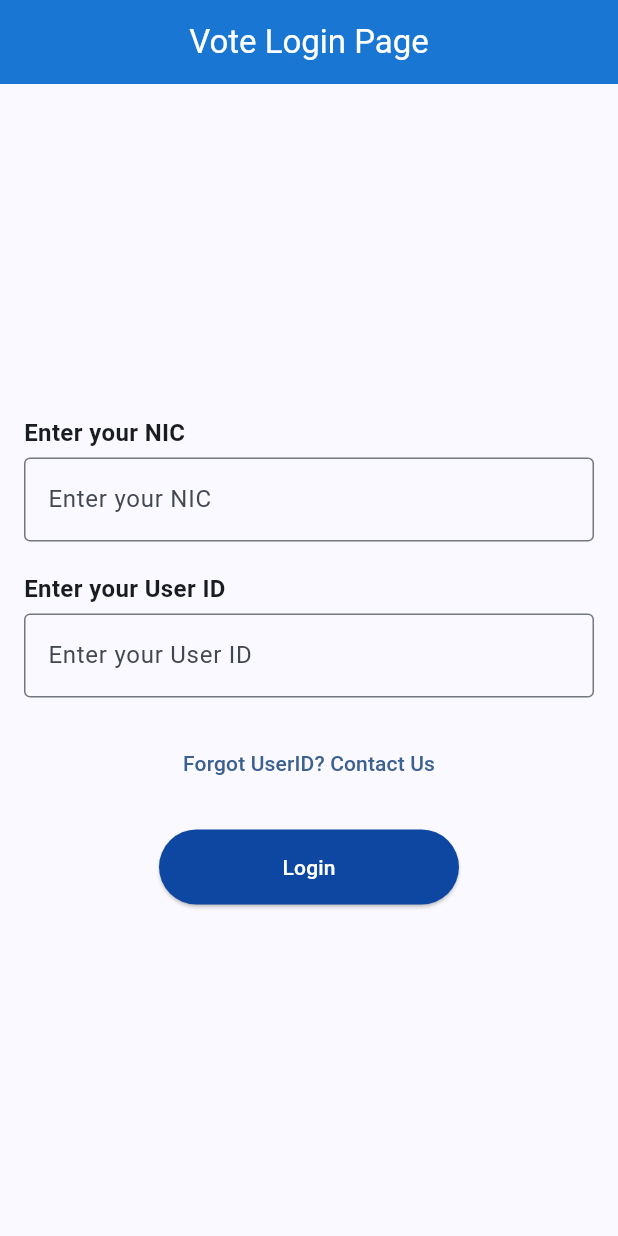
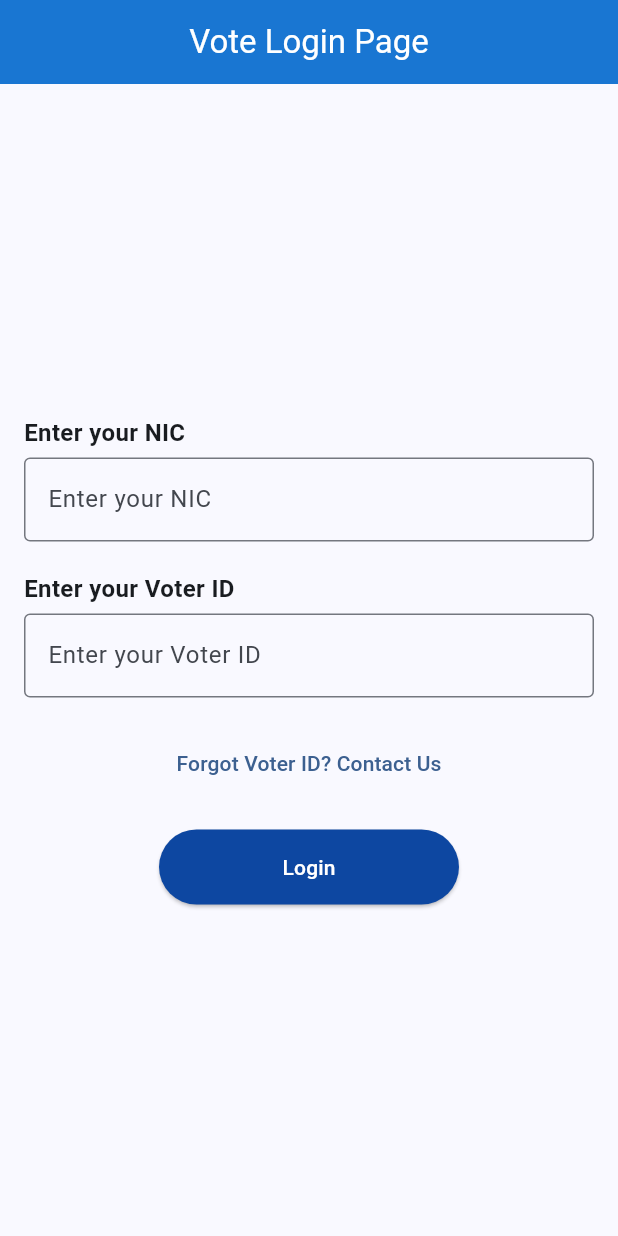
Before and after one commit to lakshannaveen/evotemobile, a Flutter app: the screen it shows after launch, after a tap on "Vote", on a phone screen of 412 x 824 dp. Run offline on Flutter 3.47's test engine with Material 3 defaults, Android fonts, the phone set to English and light mode, and no system bars; our stand-ins replace cloud_firestore, file_picker, firebase_core; missing offline and left inert: bcrypt, dart_jsonwebtoken; accounts and stored records are empty.

Commit message:
fix user id chnage to voter id

```diff
--- a/lib/pages/vote_login_page.dart
+++ b/lib/pages/vote_login_page.dart
@@ -65,7 +65,7 @@ class VoteLoginPageState extends State<VoteLoginPage> {
         await Future.delayed(const Duration(seconds: 1)); // Simulate loading
 
         if (response != null) {
-          if (response == 'Incorrect User ID') {
+          if (response == 'Incorrect Voter ID') {
             ScaffoldMessenger.of(context).showSnackBar(
               const SnackBar(content: Text('Your ID is incorrect')),
             );
@@ -144,7 +144,7 @@ class VoteLoginPageState extends State<VoteLoginPage> {
               const Align(
                 alignment: Alignment.centerLeft,
                 child: Text(
-                  'Enter your User ID',
+                  'Enter your Voter ID',
                   style: TextStyle(fontSize: 16, fontWeight: FontWeight.bold),
                 ),
               ),
@@ -152,14 +152,14 @@ class VoteLoginPageState extends State<VoteLoginPage> {
               TextFormField(
                 controller: _idController,
                 decoration: const InputDecoration(
-                  hintText: 'Enter your User ID',
+                  hintText: 'Enter your Voter ID',
                   border: OutlineInputBorder(),
                 ),
                 validator: (value) {
                   if (value == null || value.isEmpty) {
-                    return 'User ID cannot be empty';
+                    return 'Voter ID cannot be empty';
                   } else if (!isValidUserId(value)) {
-                    return 'Enter a valid User ID (e.g., 10-20-12345)';
+                    return 'Enter a valid Voter ID (e.g., 10-20-12345)';
                   }
                   return null;
                 },
@@ -169,7 +169,7 @@ class VoteLoginPageState extends State<VoteLoginPage> {
                 onPressed: () {
                   Navigator.pushNamed(context, '/contactus');
                 },
-                child: const Text('Forgot UserID? Contact Us'),
+                child: const Text('Forgot Voter ID? Contact Us'),
               ),
               const SizedBox(height: 20),
               _isLoading
```
